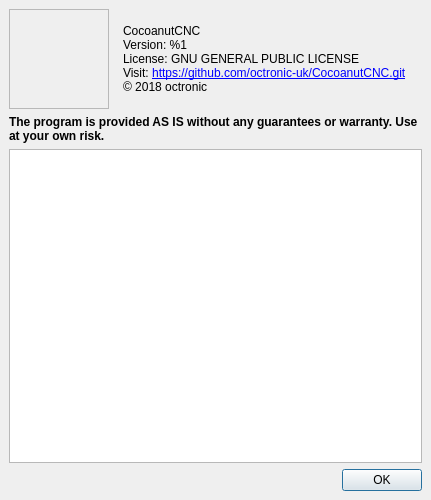
Above: View/AboutForm.ui from octronic-uk/Candle before the change. Below: the same form after it.
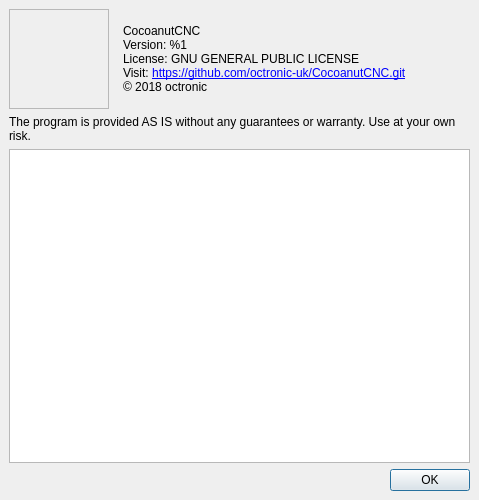
That is the form after the change. Icons and pictures are not drawn.

Diff of the .ui file:
```diff
--- a/View/AboutForm.ui
+++ b/View/AboutForm.ui
@@ -6,13 +6,10 @@
    <rect>
     <x>0</x>
     <y>0</y>
-    <width>431</width>
+    <width>479</width>
     <height>500</height>
    </rect>
   </property>
-  <property name="font">
-   <font/>
-  </property>
   <property name="windowTitle">
    <string>About CocoanutCNC</string>
   </property>
@@ -90,11 +87,8 @@
    </item>
    <item>
     <widget class="QLabel" name="label_2">
-     <property name="font">
-      <font/>
-     </property>
      <property name="text">
-      <string>&lt;html&gt;&lt;head/&gt;&lt;body&gt;&lt;p&gt;&lt;span style=&quot; font-weight:600;&quot;&gt;The program is provided AS IS without any guarantees or warranty. Use at your own risk.&lt;/span&gt;&lt;/p&gt;&lt;/body&gt;&lt;/html&gt;</string>
+      <string>&lt;html&gt;&lt;head/&gt;&lt;body&gt;&lt;p&gt;&lt;span &gt;The program is provided AS IS without any guarantees or warranty. Use at your own risk.&lt;/span&gt;&lt;/p&gt;&lt;/body&gt;&lt;/html&gt;</string>
      </property>
      <property name="wordWrap">
       <bool>true</bool>
@@ -103,11 +97,6 @@
    </item>
    <item>
     <widget class="QPlainTextEdit" name="txtLicense">
-     <property name="font">
-      <font>
-       <pointsize>9</pointsize>
-      </font>
-     </property>
      <property name="readOnly">
       <bool>true</bool>
      </property>
```
Left out of the diff: 5 changed lines with no effect on the pictures.
